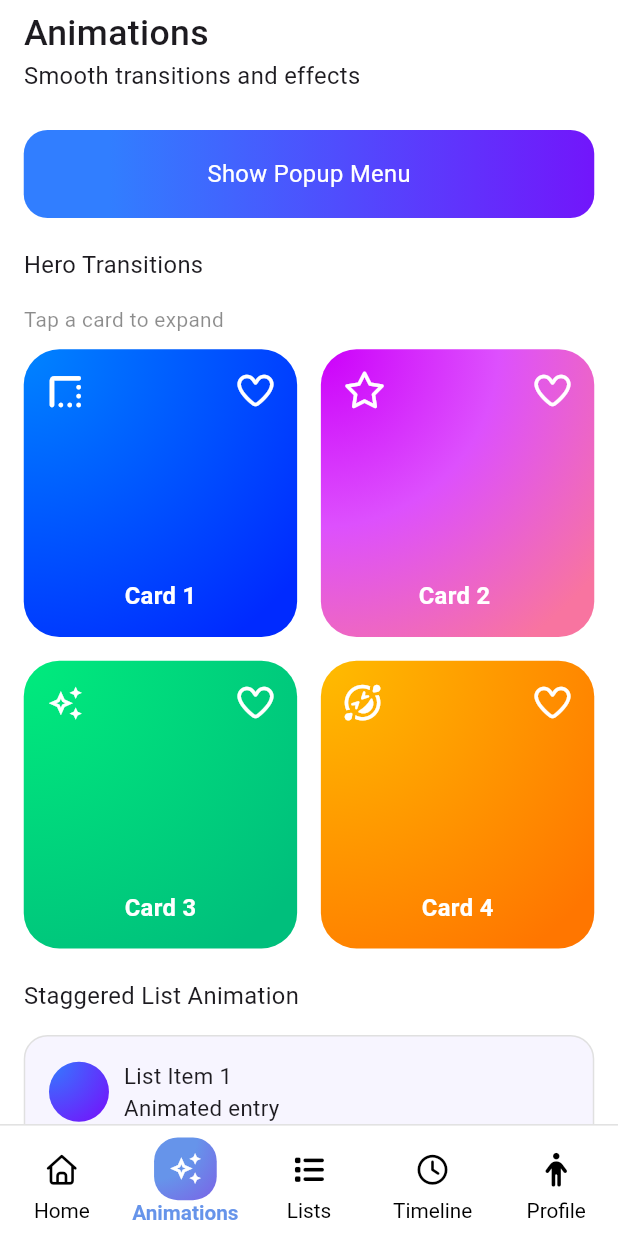
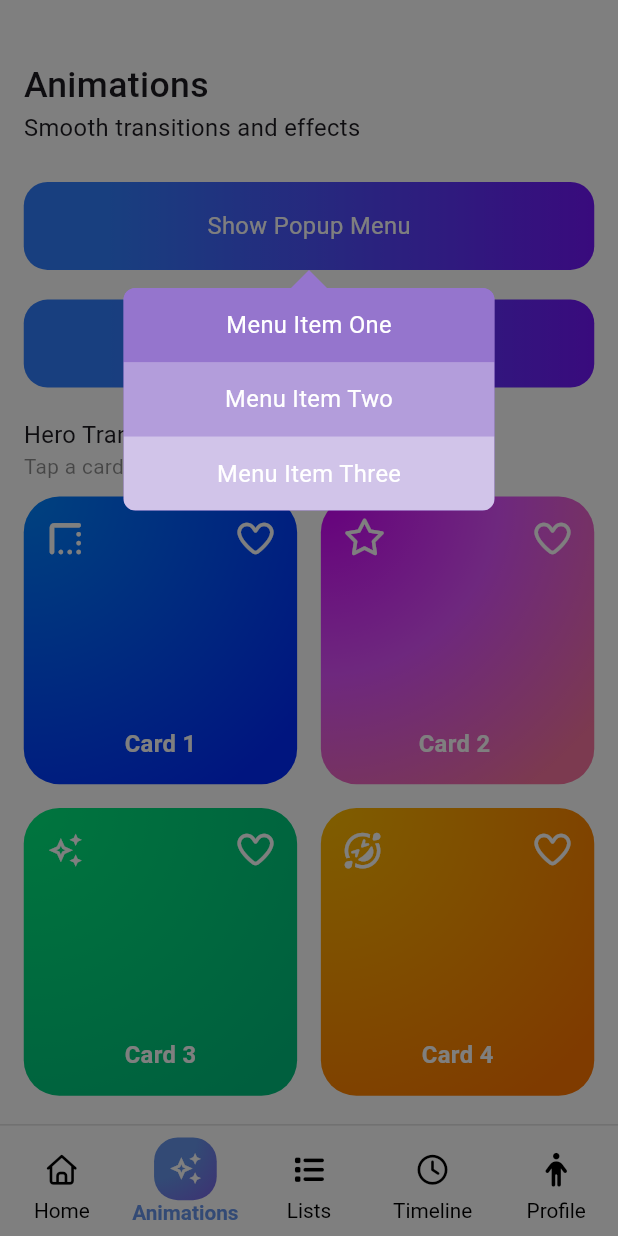
Before and after one commit to HazemAttia7/interactive_app, a Flutter app: the screen it shows after launch, item 2 of the bottom bar chosen, after a tap on "Show Popup Menu", on a phone screen of 412 x 824 dp. Run offline on Flutter 3.47's test engine with Material 3 defaults, Android fonts, the phone set to English and light mode, and no system bars; our stand-ins replace flutter_inset_box_shadow, flutter_screenutil, font_awesome_flutter, gap, popover.

Commit message:
feat(animations): finish ui + popu menu and animated staggered list

```diff
--- a/lib/core/utils/app_colors.dart
+++ b/lib/core/utils/app_colors.dart
@@ -26,4 +26,10 @@ abstract class AppColors {
     Color(0xFF00EB7D),
     Color(0xff00BF7C),
   ];
+
+  static const List<Color> darkFuturisticGradient = [
+    Color(0xFF0F172A),
+    Color(0xFF1E293B),
+    Color(0xFF334155),
+  ];
 }
--- /dev/null
+++ b/lib/features/animations/presentation/views/widgets/animated_gradient_button.dart
@@ -0,0 +1,64 @@
+import 'package:flutter/material.dart';
+import 'package:flutter_screenutil/flutter_screenutil.dart';
+import 'package:interactive_app/core/utils/app_colors.dart';
+
+class AnimatedGradientButton extends StatefulWidget {
+  final String text;
+  final VoidCallback onTap;
+  final Duration delay;
+  const AnimatedGradientButton({
+    super.key,
+    required this.text,
+    required this.onTap,
+    this.delay = const Duration(seconds: 0),
+  });
+
+  @override
+  State<AnimatedGradientButton> createState() => _AnimatedGradientButtonState();
+}
+
+class _AnimatedGradientButtonState extends State<AnimatedGradientButton> {
+  bool visible = false;
+
+  @override
+  void initState() {
+    super.initState();
+    Future.delayed(widget.delay, () => setState(() => visible = true));
+  }
+
+  @override
+  Widget build(BuildContext context) {
+    return TweenAnimationBuilder<Offset>(
+      duration: const Duration(seconds: 1),
+      tween: Tween<Offset>(
+        begin: const Offset(-100, 0),
+        end: visible ? const Offset(0, 0) : const Offset(-100, 0),
+      ),
+      curve: Curves.elasticOut,
+      builder: (context, Offset value, Widget? child) {
+        return Transform.translate(offset: value, child: child);
+      },
+      child: GestureDetector(
+        onTap: widget.onTap,
+        child: Container(
+          width: double.infinity,
+          padding: EdgeInsets.symmetric(vertical: 18.sp),
+          margin: EdgeInsets.symmetric(horizontal: 16.sp),
+          decoration: BoxDecoration(
+            gradient: const LinearGradient(
+              colors: AppColors.darkPurpleGradient,
+              stops: [.15, 1],
+            ),
+            borderRadius: BorderRadius.circular(16.r),
+          ),
+          child: Center(
+            child: Text(
+              widget.text,
+              style: TextStyle(color: Colors.white, fontSize: 16.sp),
+            ),
+          ),
+        ),
+      ),
+    );
+  }
+}
--- a/lib/features/animations/presentation/views/widgets/animations_header_text.dart
+++ b/lib/features/animations/presentation/views/widgets/animations_header_text.dart
@@ -6,7 +6,26 @@ class AnimationsHeaderText extends StatelessWidget {
 
   @override
   Widget build(BuildContext context) {
+    return TweenAnimationBuilder<double>(
+      duration: const Duration(milliseconds: 450),
+      tween: Tween(begin: 0, end: 1),
+      curve: Curves.easeInOutBack,
+      builder: (context, slideValue, child) {
         return Padding(
+          padding: EdgeInsets.only(
+            top: (slideValue * 30.sp).clamp(0, double.infinity),
+          ),
+          child: child,
+        );
+      },
+      child: TweenAnimationBuilder<double>(
+        duration: const Duration(milliseconds: 550),
+        tween: Tween(begin: 0, end: 1),
+        curve: Curves.easeInOut,
+        builder: (context, opacityValue, child) {
+          return Opacity(opacity: opacityValue, child: child);
+        },
+        child: Padding(
           padding: EdgeInsets.symmetric(horizontal: 16.sp),
           child: SizedBox(
             width: double.infinity,
@@ -15,7 +34,10 @@ class AnimationsHeaderText extends StatelessWidget {
               children: [
                 Text(
                   "Animations",
-              style: TextStyle(fontSize: 24.sp, fontWeight: FontWeight.w500),
+                  style: TextStyle(
+                    fontSize: 24.sp,
+                    fontWeight: FontWeight.w500,
+                  ),
                 ),
                 Text(
                   "Smooth transitions and effects",
@@ -24,6 +46,8 @@ class AnimationsHeaderText extends StatelessWidget {
               ],
             ),
           ),
+        ),
+      ),
     );
   }
 }
--- a/lib/features/animations/presentation/views/widgets/animations_view_body.dart
+++ b/lib/features/animations/presentation/views/widgets/animations_view_body.dart
@@ -1,32 +1,64 @@
 import 'package:flutter/material.dart';
 import 'package:flutter_screenutil/flutter_screenutil.dart';
 import 'package:gap/gap.dart';
+import 'package:interactive_app/features/animations/presentation/views/animation_showcase_view.dart';
+import 'package:interactive_app/features/animations/presentation/views/widgets/animated_list_view.dart';
 import 'package:interactive_app/features/animations/presentation/views/widgets/animations_header_text.dart';
 import 'package:interactive_app/features/animations/presentation/views/widgets/hero_transitions_section.dart';
-import 'package:interactive_app/features/animations/presentation/views/widgets/show_popup_menu_button.dart';
-import 'package:interactive_app/features/animations/presentation/views/widgets/staggered_list_animation_section.dart';
+import 'package:interactive_app/features/animations/presentation/views/widgets/animated_gradient_button.dart';
+import 'package:interactive_app/features/animations/presentation/views/widgets/menu_items.dart';
+import 'package:popover/popover.dart';
 
 class AnimationsViewBody extends StatelessWidget {
   const AnimationsViewBody({super.key});
 
   @override
   Widget build(BuildContext context) {
-    return SafeArea(
-      child: SingleChildScrollView(
+    return SingleChildScrollView(
       child: Column(
         crossAxisAlignment: CrossAxisAlignment.start,
         children: [
-            Gap(5.sp),
+          Gap(10.sp),
           const AnimationsHeaderText(),
           Gap(25.sp),
-            const ShowPopupMenuButton(),
+          Builder(
+            builder: (btnCtx) {
+              return AnimatedGradientButton(
+                text: 'Show Popup Menu',
+                onTap: () => showPopover(
+                  context: btnCtx,
+                  bodyBuilder: (context) => const MenuItems(),
+                  width: 250.sp,
+                  height: 150.sp,
+                  backgroundColor: Colors.deepPurple[300]!,
+                  direction: PopoverDirection.bottom,
+                ),
+              );
+            },
+          ),
+          Gap(20.sp),
+          AnimatedGradientButton(
+            text: 'Show Animated List',
+            onTap: () {
+              Navigator.of(context).push(
+                PageRouteBuilder(
+                  opaque: false,
+                  barrierColor: Colors.black26,
+                  pageBuilder: (_, __, ___) {
+                    return const AnimationShowcaseView(
+                      title: "Animated List",
+                      child: AnimatedListView(),
+                    );
+                  },
+                ),
+              );
+            },
+            delay: const Duration(milliseconds: 150),
+          ),
           Gap(20.sp),
           const HeroTransitionsSection(),
           Gap(20.sp),
-            const StaggeredListAnimationSection(),
-            Gap(20.sp),
         ],
-        ),
       ),
     );
   }
--- a/lib/features/animations/presentation/views/widgets/gradient_circle.dart
+++ b/lib/features/animations/presentation/views/widgets/gradient_circle.dart
@@ -1,12 +1,9 @@
-
 import 'package:flutter/material.dart';
 import 'package:interactive_app/core/utils/app_colors.dart';
 import 'package:interactive_app/core/utils/gradients.dart';
 
 class GradientCircle extends StatelessWidget {
-  const GradientCircle({
-    super.key,
-  });
+  const GradientCircle({super.key});
 
   @override
   Widget build(BuildContext context) {
--- a/lib/features/animations/presentation/views/widgets/hero_transitions_grid_view.dart
+++ b/lib/features/animations/presentation/views/widgets/hero_transitions_grid_view.dart
@@ -3,13 +3,17 @@ import 'package:flutter_screenutil/flutter_screenutil.dart';
 import 'package:font_awesome_flutter/font_awesome_flutter.dart';
 import 'package:interactive_app/core/utils/app_colors.dart';
 import 'package:interactive_app/features/animations/presentation/views/widgets/hero_transitions_grid_view_item.dart';
+import 'package:interactive_app/features/home/presentation/views/widgets/staggered_animated_grid_item.dart';
 
 class HeroTransitionsGridView extends StatelessWidget {
   const HeroTransitionsGridView({super.key});
 
   @override
   Widget build(BuildContext context) {
+    const int delay = 0;
+    const Duration duration = Duration(milliseconds: 500);
     return GridView(
+      padding: EdgeInsets.zero,
       shrinkWrap: true,
       physics: const NeverScrollableScrollPhysics(),
       gridDelegate: SliverGridDelegateWithFixedCrossAxisCount(
@@ -19,25 +23,41 @@ class HeroTransitionsGridView extends StatelessWidget {
         childAspectRatio: .95,
       ),
       children: const [
-        HeroTransitionsGridViewItem(
+        StaggeredAnimatedGridItem(
+          duration: duration,
+          delay: Duration(milliseconds: delay),
+          child: HeroTransitionsGridViewItem(
             gradientColors: AppColors.blueGradient,
             text: 'Card 1',
             icon: FontAwesomeIcons.borderTopLeft,
           ),
-        HeroTransitionsGridViewItem(
+        ),
+        StaggeredAnimatedGridItem(
+          duration: duration,
+          delay: Duration(milliseconds: (delay + 150)),
+          child: HeroTransitionsGridViewItem(
             gradientColors: AppColors.purpleGradient,
             text: 'Card 2 ',
             icon: FontAwesomeIcons.star,
           ),
-        HeroTransitionsGridViewItem(
+        ),
+        StaggeredAnimatedGridItem(
+          duration: duration,
+          delay: Duration(milliseconds: (delay + 150) * 2),
+          child: HeroTransitionsGridViewItem(
             gradientColors: AppColors.greenGradient,
             text: 'Card 3',
             icon: Icons.auto_awesome_outlined,
           ),
-        HeroTransitionsGridViewItem(
+        ),
+        StaggeredAnimatedGridItem(
+          duration: duration,
+          delay: Duration(milliseconds: (delay + 150) * 3),
+          child: HeroTransitionsGridViewItem(
             gradientColors: AppColors.orangeGradient,
             text: 'Card 4',
             icon: FontAwesomeIcons.faceGrinSquintTears,
+          ),
         ),
       ],
     );
--- a/lib/features/animations/presentation/views/widgets/hero_transitions_section.dart
+++ b/lib/features/animations/presentation/views/widgets/hero_transitions_section.dart
@@ -8,13 +8,12 @@ class HeroTransitionsSection extends StatelessWidget {
 
   @override
   Widget build(BuildContext context) {
-    return  Padding(
+    return Padding(
       padding: EdgeInsets.symmetric(horizontal: 16.sp),
       child: Column(
         crossAxisAlignment: CrossAxisAlignment.start,
         children: [
           Text("Hero Transitions", style: TextStyle(fontSize: 16.sp)),
-          Gap(15.sp),
           Text(
             "Tap a card to expand",
             style: TextStyle(fontSize: 14.sp, color: Colors.black45),
--- /dev/null
+++ b/lib/features/animations/presentation/views/widgets/menu_items.dart
@@ -0,0 +1,44 @@
+import 'package:flutter/material.dart';
+import 'package:flutter_screenutil/flutter_screenutil.dart';
+
+class MenuItems extends StatelessWidget {
+  const MenuItems({super.key});
+
+  @override
+  Widget build(BuildContext context) {
+    return Column(
+      children: [
+        Container(
+          height: 50.sp,
+          color: Colors.deepPurple[300],
+          child: Center(
+            child: Text(
+              "Menu Item One",
+              style: TextStyle(fontSize: 16.sp, color: Colors.white),
+            ),
+          ),
+        ),
+        Container(
+          height: 50.sp,
+          color: Colors.deepPurple[200],
+          child: Center(
+            child: Text(
+              "Menu Item Two",
+              style: TextStyle(fontSize: 16.sp, color: Colors.white),
+            ),
+          ),
+        ),
+        Container(
+          height: 50.sp,
+          color: Colors.deepPurple[100],
+          child: Center(
+            child: Text(
+              "Menu Item Three",
+              style: TextStyle(fontSize: 16.sp, color: Colors.white),
+            ),
+          ),
+        ),
+      ],
+    );
+  }
+}
--- a/lib/features/animations/presentation/views/widgets/show_popup_menu_button.dart
+++ /dev/null
@@ -1,34 +0,0 @@
-import 'package:flutter/material.dart';
-import 'package:flutter_screenutil/flutter_screenutil.dart';
-import 'package:interactive_app/core/utils/app_colors.dart';
-
-class ShowPopupMenuButton extends StatelessWidget {
-  const ShowPopupMenuButton({super.key});
-
-  @override
-  Widget build(BuildContext context) {
-    return GestureDetector(
-      onTap: () {
-        // TODO : Show popup menu
-      },
-      child: Container(
-        width: double.infinity,
-        padding: EdgeInsets.symmetric(vertical: 18.sp),
-        margin: EdgeInsets.symmetric(horizontal: 16.sp),
-        decoration: BoxDecoration(
-          gradient: const LinearGradient(
-            colors: AppColors.darkPurpleGradient,
-            stops: [.15, 1],
-          ),
-          borderRadius: BorderRadius.circular(16.r),
-        ),
-        child: Center(
-          child: Text(
-            "Show Popup Menu",
-            style: TextStyle(color: Colors.white, fontSize: 16.sp),
-          ),
-        ),
-      ),
-    );
-  }
-}
--- a/lib/features/animations/presentation/views/widgets/staggered_list_animation_section.dart
+++ /dev/null
@@ -1,26 +0,0 @@
-import 'package:flutter/material.dart';
-import 'package:flutter_screenutil/flutter_screenutil.dart';
-import 'package:gap/gap.dart';
-import 'package:interactive_app/features/animations/presentation/views/widgets/animated_list_view.dart';
-
-class StaggeredListAnimationSection extends StatelessWidget {
-  const StaggeredListAnimationSection({super.key});
-
-  @override
-  Widget build(BuildContext context) {
-    return  Column(
-      crossAxisAlignment: CrossAxisAlignment.start,
-      children: [
-        Padding(
-          padding: EdgeInsets.symmetric(horizontal: 16.sp),
-          child: Text(
-            "Staggered List Animation",
-            style: TextStyle(fontSize: 16.sp),
-          ),
-        ),
-        Gap(15.sp),
-        const AnimatedListView(),
-      ],
-    );
-  }
-}
--- a/lib/features/home/presentation/views/widgets/staggered_animated_grid_item.dart
+++ b/lib/features/home/presentation/views/widgets/staggered_animated_grid_item.dart
@@ -2,12 +2,16 @@ import 'package:flutter/material.dart';
 
 class StaggeredAnimatedGridItem extends StatefulWidget {
   final Duration delay;
+  final Duration duration;
+  final Curve curve;
   final Widget child;
 
   const StaggeredAnimatedGridItem({
     super.key,
     required this.delay,
     required this.child,
+    this.duration = const Duration(milliseconds: 600),
+    this.curve = Curves.easeInOutExpo,
   });
 
   @override
@@ -31,15 +35,19 @@ class _StaggeredAnimatedGridItemState extends State<StaggeredAnimatedGridItem> {
   Widget build(BuildContext context) {
     return TweenAnimationBuilder(
       tween: Tween<double>(begin: 0, end: visible ? 1 : 0),
-      duration: const Duration(milliseconds: 600),
-      curve: Curves.easeInOutExpo,
+      duration: widget.duration,
+      curve: widget.curve,
       builder: (context, value, child) {
-        return Transform.scale(
-          scale: value,
-          child: Opacity(opacity: value, child: child),
-        );
+        return Transform.scale(scale: value, child: child);
       },
-      child: widget.child,
+      child: TweenAnimationBuilder(
+        tween: Tween<double>(begin: 0, end: visible ? 1 : 0),
+        duration: const Duration(milliseconds: 650),
+        curve: Curves.easeInOut,
+        builder: (context, double value, Widget? child) {
+          return Opacity(opacity: value, child: widget.child);
+        },
+      ),
     );
   }
 }
--- a/pubspec.yaml
+++ b/pubspec.yaml
@@ -35,6 +35,7 @@ dependencies:
   flutter_screenutil: ^5.9.3
   font_awesome_flutter: ^10.12.0
   gap: ^3.0.1
+  popover: ^0.4.0
 
 dev_dependencies:
   flutter_lints: ^5.0.0
```
Also changed, not shown: lib/features/animations/presentation/views/animation_showcase_view.dart (added, +52 -0 lines), lib/features/animations/presentation/views/widgets/animated_list_view.dart (+33 -2 lines), lib/features/animations/presentation/views/widgets/staggered_animated_list_item.dart (added, +36 -0 lines), pubspec.lock. Lines whose indentation alone changed are shown as unchanged.
